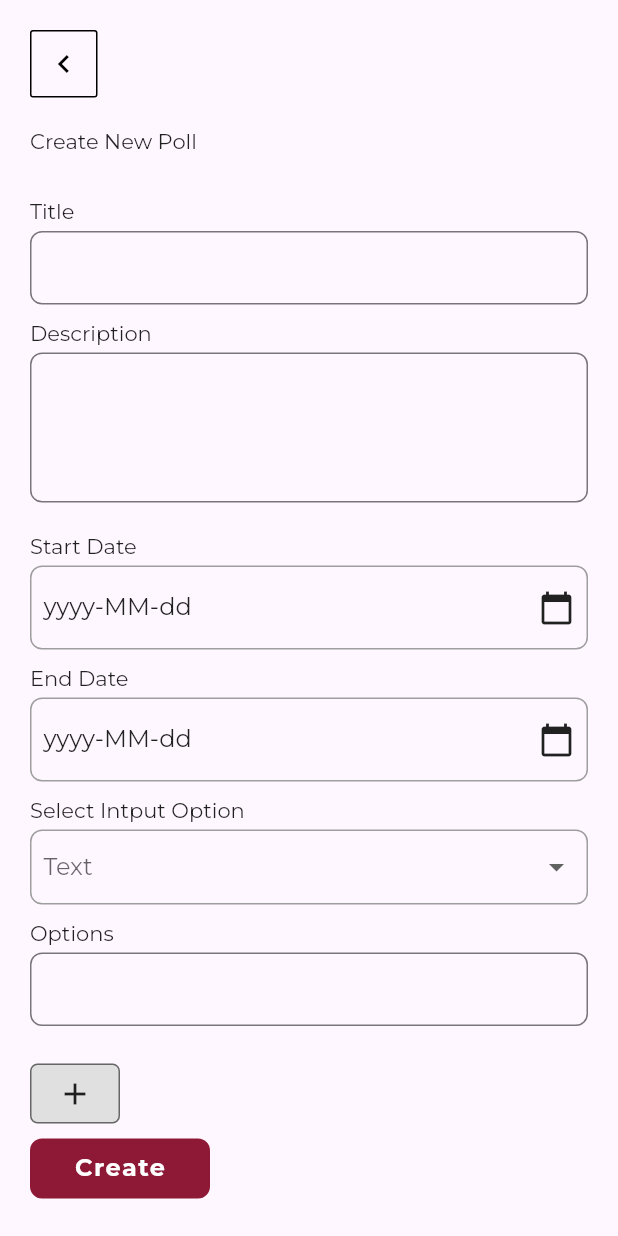
After one commit to talhaK799/chuch-app, a Flutter app: the CreatePollPage screen opened directly, after a tap on the "add" icon, after a tap on the "cancel" icon, on a phone screen of 412 x 824 dp. The commit adds this screen. Run offline on Flutter 3.47's test engine with Material 2 defaults, Android fonts, the phone set to English and light mode, and no system bars; our stand-ins replace cloud_firestore, cloud_functions, dropdown_search, firebase_auth, firebase_core, firebase_database and 16 more; missing offline and left inert: flutter_quill, google_place, hasura_connect, qr_code_scanner; accounts and stored records are empty; network calls fail; statements that could not run were skipped.

Commit message:
create poll ui completed

```diff
--- a/lib/api/poll.dart
+++ b/lib/api/poll.dart
@@ -26,6 +26,7 @@ class PollAPI {
       var res = await hasura.hasuraQuery(query);
 
       data = pollModelFromJson(json.encode(res["data"]["polling"]));
+      print("@poll response==>>>>>>${data[0].toJson()}");
 
       print(data);
     } catch (e) {
--- /dev/null
+++ b/lib/pages/polling/create_poll_controller.dart
@@ -0,0 +1,82 @@
+import 'package:churchappenings/api/upload-image.dart';
+import 'package:flutter/material.dart';
+import 'package:get/get.dart';
+
+class CreatePollController extends GetxController {
+  Rx<DateTime?> selectedStartDate = Rx<DateTime?>(null);
+  Rx<DateTime?> selectedEndDate = Rx<DateTime?>(null);
+  TextEditingController addOption = TextEditingController();
+  List<String> optionList = [];
+  String? imagePath;
+
+  String? selectedDropDownValue = "Text";
+  List<String> dropDownItem = ["Text", "Image"];
+
+  addOptioToList() {
+    optionList.add(addOption.text.trim());
+    addOption.clear();
+    update();
+    print(optionList.length);
+  }
+
+  changeDropDownValue(String value) {
+    selectedDropDownValue = value;
+    update();
+  }
+
+  removeItem(int index) {
+    optionList.removeAt(index);
+    update();
+  }
+
+  Future uploadEventImage() async {
+    imagePath = await selectImage();
+    update();
+  }
+
+  Future<void> showStartDatePickerDialog() async {
+    final currentDate = DateTime.now();
+    final initialDate = selectedStartDate.value ?? currentDate;
+
+    final pickedDate = await showDatePicker(
+      context: Get.context!,
+      initialDate: initialDate,
+      // firstDate: currentDate,
+      firstDate: currentDate
+          .subtract(Duration(days: 0)), // Enable dates from one year ago
+
+      lastDate: DateTime(currentDate.year + 1),
+    );
+
+    if (pickedDate != null && pickedDate != selectedStartDate.value) {
+      print("OKK");
+
+      selectedStartDate.value = pickedDate;
+      String dateString = selectedStartDate.value.toString().substring(0, 10);
+      print("Data: $dateString");
+    }
+  }
+
+  void showEndDatePickerDialog() async {
+    final currentDate = DateTime.now();
+    final initialDate = selectedEndDate.value ?? currentDate;
+
+    final pickedDate = await showDatePicker(
+      context: Get.context!,
+      initialDate: initialDate,
+      // firstDate: currentDate,
+      firstDate: currentDate
+          .subtract(Duration(days: 0)), // Enable dates from one year ago
+
+      lastDate: DateTime(currentDate.year + 1),
+    );
+
+    if (pickedDate != null && pickedDate != selectedEndDate.value) {
+      print("OKK");
+
+      selectedEndDate.value = pickedDate;
+      String dateString = selectedEndDate.value.toString().substring(0, 10);
+      print("Data: $dateString");
+    }
+  }
+}
--- /dev/null
+++ b/lib/pages/polling/create_poll_page.dart
@@ -0,0 +1,318 @@
+import 'dart:io';
+
+import 'package:churchappenings/constants/red-material-color.dart';
+import 'package:churchappenings/pages/polling/create_poll_controller.dart';
+import 'package:churchappenings/utils/extention.dart';
+import 'package:churchappenings/widgets/navigate-back-widget.dart';
+import 'package:churchappenings/widgets/transparentAppbar.dart';
+import 'package:flutter/material.dart';
+import 'package:get/get_state_manager/src/rx_flutter/rx_obx_widget.dart';
+import 'package:get/get_state_manager/src/simple/get_state.dart';
+import 'package:intl/intl.dart';
+
+class CreatePollPage extends StatelessWidget {
+  CreatePollPage({super.key});
+  // final voteController = Get.put(CreatePollController());
+
+  @override
+  Widget build(BuildContext context) {
+    return GetBuilder<CreatePollController>(
+      init: CreatePollController(),
+      builder: (model) => Scaffold(
+        appBar: transparentAppbar(),
+        body: SingleChildScrollView(
+          child: Padding(
+            padding: const EdgeInsets.symmetric(horizontal: 20),
+            child: Column(
+              crossAxisAlignment: CrossAxisAlignment.start,
+              children: [
+                navigateToWidget(),
+                20.height,
+                Text("Create New Poll"),
+                30.height,
+                customTextField(
+                  labelText: "Title",
+                ),
+                customTextField(labelText: "Description", maxLines: 4),
+                Obx(
+                  () => showDateTime(
+                      onTap: model.showStartDatePickerDialog,
+                      selectedDate: model.selectedStartDate.value,
+                      labelText: "Start Date"),
+                ),
+                Obx(
+                  () => showDateTime(
+                      onTap: model.showEndDatePickerDialog,
+                      selectedDate: model.selectedEndDate.value,
+                      labelText: "End Date"),
+                ),
+                10.height,
+                Text("Select Intput Option"),
+                5.height,
+                Container(
+                  padding: EdgeInsets.symmetric(horizontal: 8),
+                  decoration: BoxDecoration(
+                    borderRadius: BorderRadius.circular(8),
+                    border: Border.all(color: Colors.grey),
+                  ),
+                  child: DropdownButton<String>(
+                    borderRadius: BorderRadius.circular(8),
+                    isExpanded: true,
+                    hint: Text("${model.selectedDropDownValue}"),
+                    underline: Container(),
+                    items: model.dropDownItem.map((String value) {
+                      return DropdownMenuItem<String>(
+                        value: value,
+                        child: Text(value),
+                      );
+                    }).toList(),
+                    onChanged: (val) {
+                      model.changeDropDownValue(val!);
+                      print(val);
+                    },
+                  ),
+                ),
+                10.height,
+                model.selectedDropDownValue == "Text"
+                    ? model.optionList.length != 0
+                        ? SizedBox(
+                            child: ListView.builder(
+                                shrinkWrap: true,
+                                itemCount: model.optionList.length,
+                                itemBuilder: (context, index) {
+                                  return Row(
+                                    mainAxisAlignment:
+                                        MainAxisAlignment.spaceBetween,
+                                    children: [
+                                      Padding(
+                                        padding: const EdgeInsets.symmetric(
+                                            vertical: 5),
+                                        child:
+                                            Text("${model.optionList[index]}"),
+                                      ),
+                                      GestureDetector(
+                                        onTap: () {
+                                          model.removeItem(index);
+                                        },
+                                        child: Icon(
+                                          Icons.cancel_outlined,
+                                          color: Colors.grey,
+                                          size: 18,
+                                        ),
+                                      ),
+                                    ],
+                                  );
+                                }),
+                          )
+                        : Container()
+                    : Container(),
+                model.selectedDropDownValue == "Text"
+                    ? Column(
+                        crossAxisAlignment: CrossAxisAlignment.start,
+                        children: [
+                          customTextField(
+                            labelText: "Options",
+                            controller: model.addOption,
+                          ),
+                          15.height,
+                          InkWell(
+                            onTap: () {
+                              model.addOptioToList();
+                            },
+                            child: Container(
+                                height: 40,
+                                width: 60,
+                                decoration: BoxDecoration(
+                                  color: Colors.grey.shade300,
+                                  borderRadius: BorderRadius.circular(5),
+                                  border: Border.all(
+                                      width: 1, color: Colors.black54),
+                                ),
+                                child: Center(
+                                  child: Icon(Icons.add),
+                                )),
+                          )
+                        ],
+                      )
+                    : Column(
+                        crossAxisAlignment: CrossAxisAlignment.start,
+                        children: [
+                          Row(
+                            crossAxisAlignment: CrossAxisAlignment.start,
+                            children: [
+                              GestureDetector(
+                                onTap: () {
+                                  model.uploadEventImage();
+                                },
+                                child: Container(
+                                  height: 35,
+                                  width: 110,
+                                  decoration: BoxDecoration(
+                                      color: Colors.grey.shade300,
+                                      borderRadius: BorderRadius.circular(8),
+                                      border: Border.all(
+                                          width: 1, color: Colors.black54)),
+                                  child: Center(
+                                    child: Text(
+                                      "Choose files",
+                                      style: TextStyle(
+                                          color: Colors.black,
+                                          fontWeight: FontWeight.bold,
+                                          letterSpacing: 0.8),
+                                    ),
+                                  ),
+                                ),
+                              ),
+                              5.width,
+                              SizedBox(
+                                width: 250,
+                                child: Text(
+                                  model.imagePath != null
+                                      ? "${model.imagePath}"
+                                      : "No file Chosen",
+                                  style: TextStyle(
+                                      color: Colors.black54,
+                                      fontWeight: FontWeight.bold),
+                                ),
+                              ),
+                            ],
+                          ),
+                          UnconstrainedBox(
+                            child: Image.file(
+                              File(model.imagePath!),
+                              fit: BoxFit.cover,
+                              height: 100,
+                              width: 120,
+                            ),
+                          ),
+                        ],
+                      ),
+                10.height,
+                GestureDetector(
+                  onTap: () {
+                    //crete function calling
+                  },
+                  child: Container(
+                    height: 40,
+                    width: 120,
+                    decoration: BoxDecoration(
+                        color: redColor.shade800,
+                        borderRadius: BorderRadius.circular(8)),
+                    child: Center(
+                        child: Text(
+                      "Create",
+                      style: TextStyle(
+                          color: Colors.white,
+                          fontWeight: FontWeight.bold,
+                          fontSize: 16,
+                          letterSpacing: 1),
+                    )),
+                  ),
+                ),
+                20.height,
+              ],
+            ),
+          ),
+        ),
+      ),
+    );
+  }
+
+  showDateTime({final onTap, DateTime? selectedDate, String? labelText}) {
+    return Column(
+      crossAxisAlignment: CrossAxisAlignment.start,
+      children: [
+        10.height,
+        Text("$labelText"),
+        5.height,
+        GestureDetector(
+          onTap: onTap,
+          child: Container(
+            padding: EdgeInsets.symmetric(horizontal: 8, vertical: 15),
+            decoration: BoxDecoration(
+              borderRadius: BorderRadius.circular(8),
+              border: Border.all(color: Colors.grey),
+            ),
+            child: Row(
+              mainAxisAlignment: MainAxisAlignment.spaceBetween,
+              crossAxisAlignment: CrossAxisAlignment.center,
+              children: [
+                Text(
+                  selectedDate != null
+                      ? DateFormat('yyyy-MM-dd').format(selectedDate)
+                      : 'yyyy-MM-dd',
+                  style: TextStyle(fontSize: 16),
+                ),
+                Icon(Icons.calendar_today)
+              ],
+            ),
+          ),
+        ),
+      ],
+    );
+  }
+
+  Widget customTextField({
+    String? labelText,
+    final onChanged,
+    final controller,
+    final validator,
+    int? maxLines,
+  }) {
+    return Column(
+      crossAxisAlignment: CrossAxisAlignment.start,
+      children: [
+        Text("$labelText"),
+        5.height,
+        TextFormField(
+          controller: controller,
+          maxLines: maxLines ?? null,
+          onChanged: onChanged,
+          validator: validator,
+          decoration: InputDecoration(
+            border: OutlineInputBorder(
+              borderRadius: BorderRadius.circular(8),
+            ),
+          ),
+        ),
+        SizedBox(
+          height: 10,
+        )
+      ],
+    );
+  }
+}
+
+// customTextField(
+//                         labelText: "Start Date",
+//                         hintText: "dd/mm/yyyy",
+//                         icon: Icon(Icons.calendar_today),
+//                         onTap: () {},
+//                         readOnly: true),
+//                     GestureDetector(
+//                       onTap: _.showDatePickerDialog,
+//                       child: Container(
+//                         padding:
+//                             EdgeInsets.symmetric(horizontal: 8, vertical: 15),
+//                         decoration: BoxDecoration(
+//                           borderRadius: BorderRadius.circular(8),
+//                           border: Border.all(color: Colors.grey),
+//                         ),
+//                         child: Row(
+//                           mainAxisAlignment: MainAxisAlignment.spaceBetween,
+//                           crossAxisAlignment: CrossAxisAlignment.center,
+//                           children: [
+//                             Obx(
+//                               () => Text(
+//                                 _.selectedDate.value != null
+//                                     ? DateFormat('yyyy-MM-dd')
+//                                         .format(_.selectedDate.value!)
+//                                     : 'yyyy-MM-dd',
+//                                 style: TextStyle(fontSize: 16),
+//                               ),
+//                             ),
+//                             Icon(Icons.calendar_today)
+//                           ],
+//                         ),
+//                       ),
+//                     ),
--- a/lib/pages/polling/poll-card-builder.dart
+++ b/lib/pages/polling/poll-card-builder.dart
@@ -1,6 +1,9 @@
 import 'package:churchappenings/constants/red-material-color.dart';
 import 'package:churchappenings/models/poll.dart';
+import 'package:churchappenings/pages/polling/vote-poll-page.dart';
 import 'package:flutter/material.dart';
+import 'package:flutter_html/flutter_html.dart';
+import 'package:get/get.dart';
 
 Container pollCardBuilder(PollModel poll) {
   bool vottedAlready = false;
@@ -28,9 +31,10 @@ Container pollCardBuilder(PollModel poll) {
           ),
         ),
         SizedBox(height: 5),
-        Text(
-          poll.desc,
-        ),
+        Html(data: poll.desc),
+        // Text("data"
+        //     // poll.desc,
+        //     ),
         SizedBox(height: 15),
         vottedAlready
             ? Container(
@@ -48,6 +52,9 @@ Container pollCardBuilder(PollModel poll) {
             : GestureDetector(
                 onTap: () {
                   //Vote Poll Page
+                  Get.to(VotePollPage(
+                    poll: poll,
+                  ));
                 },
                 child: Row(
                   children: [
--- a/lib/pages/polling/polls-page.dart
+++ b/lib/pages/polling/polls-page.dart
@@ -1,3 +1,4 @@
+import 'package:churchappenings/pages/polling/create_poll_page.dart';
 import 'package:churchappenings/pages/polling/poll-card-builder.dart';
 import 'package:churchappenings/pages/polling/polls-controller.dart';
 import 'package:churchappenings/widgets/navigate-back-widget.dart';
@@ -30,6 +31,8 @@ class PollsPage extends StatelessWidget {
                     height: 1.5,
                   ),
                 ),
+                Row(
+                  children: [
                     Text(
                       'Church polls',
                       style: TextStyle(
@@ -37,6 +40,23 @@ class PollsPage extends StatelessWidget {
                         fontWeight: FontWeight.w300,
                         height: 1.5,
                       ),
+                    ),
+                    Spacer(),
+                    GestureDetector(
+                      onTap: () {
+                        Get.to(CreatePollPage());
+                      },
+                      child: Container(
+                        width: 100,
+                        height: 30,
+                        decoration: BoxDecoration(
+                          border: Border.all(width: 1, color: Colors.grey),
+                          borderRadius: BorderRadius.circular(5),
+                        ),
+                        child: Center(child: Text("Create Poll")),
+                      ),
+                    )
+                  ],
                 ),
                 SizedBox(height: 30),
               ],
--- a/lib/pages/polling/vote-poll-controller.dart
+++ b/lib/pages/polling/vote-poll-controller.dart
@@ -5,6 +5,8 @@ import 'package:churchappenings/pages/polling/polls-controller.dart';
 class VotePollController extends GetxController {
   late int selected = 999;
   late String selectedOption = '';
+  String? imagePath;
+  String? uploadedImageUrl;
 
   markSelected(int id, String option) {
     selected = id;
@@ -12,10 +14,18 @@ class VotePollController extends GetxController {
     update(['selected']);
   }
 
+  // Future uploadEventImage() async {
+  //   imagePath = await selectImage();
+
+  //   update();
+  // }
+
   submitPoll(int pollId) async {
     final PollsController controller = Get.find();
     PollAPI pollapi = PollAPI();
-
+    // if (imagePath != null) {
+    //   uploadedImageUrl = await uploadImage(imagePath!);
+    // }
     if (selected != 999) {
       await pollapi.addvote(pollId, selectedOption);
     }
@@ -27,5 +37,7 @@ class VotePollController extends GetxController {
       snackPosition: SnackPosition.BOTTOM,
     );
     selected = 999;
+    // imagePath = null;
+    // update();
   }
 }
--- a/lib/pages/polling/vote-poll-page.dart
+++ b/lib/pages/polling/vote-poll-page.dart
@@ -1,9 +1,12 @@
+import 'dart:io';
+
 import 'package:churchappenings/constants/red-material-color.dart';
 import 'package:churchappenings/models/poll.dart';
 import 'package:churchappenings/pages/polling/vote-poll-controller.dart';
 import 'package:churchappenings/widgets/navigate-back-widget.dart';
 import 'package:churchappenings/widgets/transparentAppbar.dart';
 import 'package:flutter/material.dart';
+import 'package:flutter_html/flutter_html.dart';
 import 'package:get/get.dart';
 
 class VotePollPage extends StatelessWidget {
@@ -36,14 +39,17 @@ class VotePollPage extends StatelessWidget {
                         height: 1.5,
                       ),
                     ),
-                    Text(
-                      poll.desc,
-                      style: TextStyle(
-                        fontSize: 18,
-                        fontWeight: FontWeight.w300,
-                        height: 1.5,
-                      ),
+                    Html(
+                      data: poll.desc,
                     ),
+                    // Text(
+                    //   ,
+                    //   style: TextStyle(
+                    //     fontSize: 18,
+                    //     fontWeight: FontWeight.w300,
+                    //     height: 1.5,
+                    //   ),
+                    // ),
                     SizedBox(height: 30),
                     GetBuilder<VotePollController>(
                       id: 'selected',
@@ -62,6 +68,67 @@ class VotePollPage extends StatelessWidget {
                             .toList(),
                       ),
                     ),
+                    // // SizedBox(
+                    // //   height: 15,
+                    // // ),
+                    // GetBuilder<VotePollController>(
+                    //   builder: (_) => Center(
+                    //     child: GestureDetector(
+                    //       onTap: () {
+                    //         _.uploadEventImage();
+                    //       },
+                    //       child: Container(
+                    //         height: 50,
+                    //         margin: EdgeInsets.only(bottom: 10),
+                    //         // padding: EdgeInsets.all(15),
+                    //         width: double.infinity,
+                    //         decoration: BoxDecoration(
+                    //           color: Colors.transparent,
+                    //           border: Border.all(
+                    //             width: 1,
+                    //             color: Colors.grey,
+                    //           ),
+                    //           borderRadius: BorderRadius.circular(10),
+                    //         ),
+                    //         child: _.imagePath != null
+                    //             ? ClipRRect(
+                    //                 borderRadius: BorderRadius.circular(10),
+                    //                 child: Image.file(
+                    //                   File(
+                    //                     _.imagePath!,
+                    //                   ),
+                    //                   fit: BoxFit.cover,
+                    //                 ),
+                    //               )
+                    //             : Padding(
+                    //                 padding: EdgeInsets.all(15),
+                    //                 child: Row(
+                    //                   children: [
+                    //                     Icon(
+                    //                       Icons.add,
+                    //                       size: 18,
+                    //                     ),
+                    //                     Text(
+                    //                       "  Uplaod response as a image",
+                    //                       style: TextStyle(
+                    //                           color: Colors.black,
+                    //                           fontWeight: FontWeight.w500,
+                    //                           fontSize: 16),
+                    //                     ),
+
+                    //                     // Text(
+                    //                     //   e.option,
+                    //                     //   style: TextStyle(
+                    //                     //     color: isSelected ? Colors.white : Colors.black,
+                    //                     //   ),
+                    //                     // ),
+                    //                   ],
+                    //                 ),
+                    //               ),
+                    //       ),
+                    //     ),
+                    //   ),
+                    // )
                   ],
                 ),
               ),
--- /dev/null
+++ b/lib/utils/extention.dart
@@ -0,0 +1,8 @@
+import 'package:flutter/material.dart';
+
+extension sizeBoxNumber on num {
+  SizedBox get height => SizedBox(height: this.toDouble());
+  SizedBox get width => SizedBox(
+        width: this.toDouble(),
+      );
+}
--- a/pubspec.yaml
+++ b/pubspec.yaml
@@ -33,6 +33,7 @@ dependencies:
   google_sign_in: ^6.1.4
   cloud_firestore: ^4.8.2
   cloud_functions: ^4.3.3
+  calendar_date_picker2: ^0.5.2
 
   # GraphQL and REST
   hasura_connect: ^4.0.0+4
```
Also changed, not shown: pubspec.lock. Lines whose indentation alone changed are shown as unchanged.
